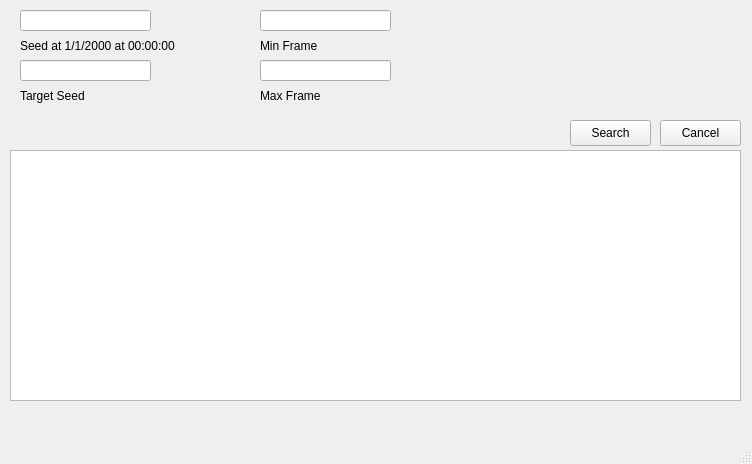
Above: Forms/Gen3/GameCubeRTC.ui from Admiral-Fish/PokeFinder before the change. Below: the same form after it.
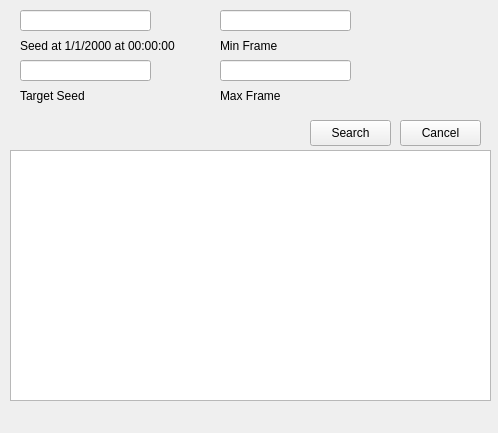
That is the form after the change. Custom widgets are drawn as their Qt base class.

```diff
--- a/Forms/Gen3/GameCubeRTC.ui
+++ b/Forms/Gen3/GameCubeRTC.ui
@@ -6,8 +6,8 @@
    <rect>
     <x>0</x>
     <y>0</y>
-    <width>752</width>
-    <height>464</height>
+    <width>498</width>
+    <height>433</height>
    </rect>
   </property>
   <property name="windowTitle">
@@ -63,7 +63,7 @@
    <widget class="QTextBox" name="textBoxMinFrame">
     <property name="geometry">
      <rect>
-      <x>260</x>
+      <x>220</x>
       <y>10</y>
       <width>131</width>
       <height>21</height>
@@ -73,7 +73,7 @@
    <widget class="QLabel" name="labelMinFrame">
     <property name="geometry">
      <rect>
-      <x>260</x>
+      <x>220</x>
       <y>30</y>
       <width>71</width>
       <height>31</height>
@@ -86,9 +86,9 @@
    <widget class="QLabel" name="labelMaxFrame">
     <property name="geometry">
      <rect>
-      <x>260</x>
+      <x>220</x>
       <y>80</y>
-      <width>71</width>
+      <width>61</width>
       <height>31</height>
      </rect>
     </property>
@@ -99,7 +99,7 @@
    <widget class="QTextBox" name="textBoxMaxFrame">
     <property name="geometry">
      <rect>
-      <x>260</x>
+      <x>220</x>
       <y>60</y>
       <width>131</width>
       <height>21</height>
@@ -111,7 +111,7 @@
      <rect>
       <x>10</x>
       <y>150</y>
-      <width>731</width>
+      <width>481</width>
       <height>251</height>
      </rect>
     </property>
@@ -149,7 +149,7 @@
    <widget class="QPushButton" name="pushButtonSearch">
     <property name="geometry">
      <rect>
-      <x>570</x>
+      <x>310</x>
       <y>120</y>
       <width>81</width>
       <height>26</height>
@@ -162,7 +162,7 @@
    <widget class="QPushButton" name="pushButtonCancel">
     <property name="geometry">
      <rect>
-      <x>660</x>
+      <x>400</x>
       <y>120</y>
       <width>81</width>
       <height>26</height>
@@ -183,7 +183,6 @@
     </rect>
    </property>
   </widget>
-  <widget class="QStatusBar" name="statusbar"/>
  </widget>
  <customwidgets>
   <customwidget>
```
Left out of the diff: 4 changed lines with no effect on the pictures.
